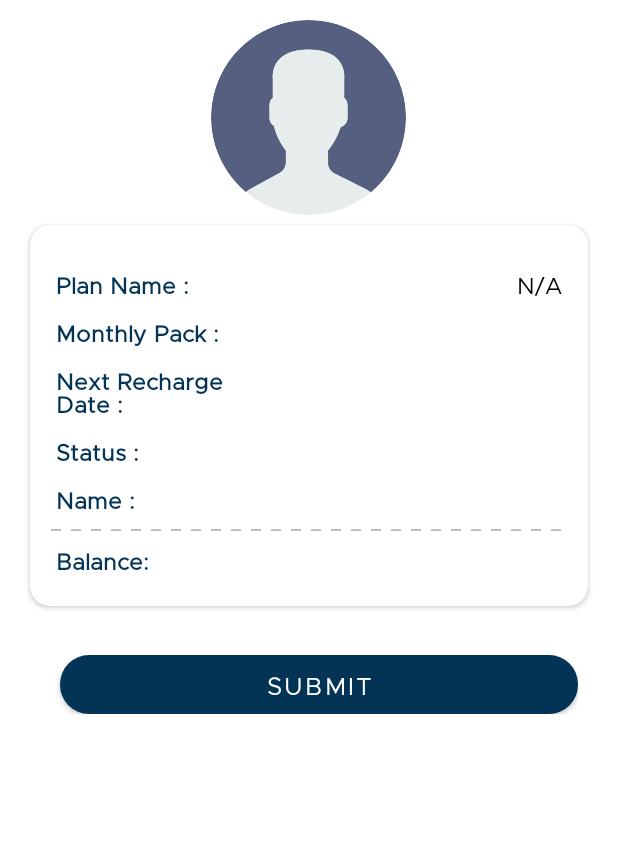
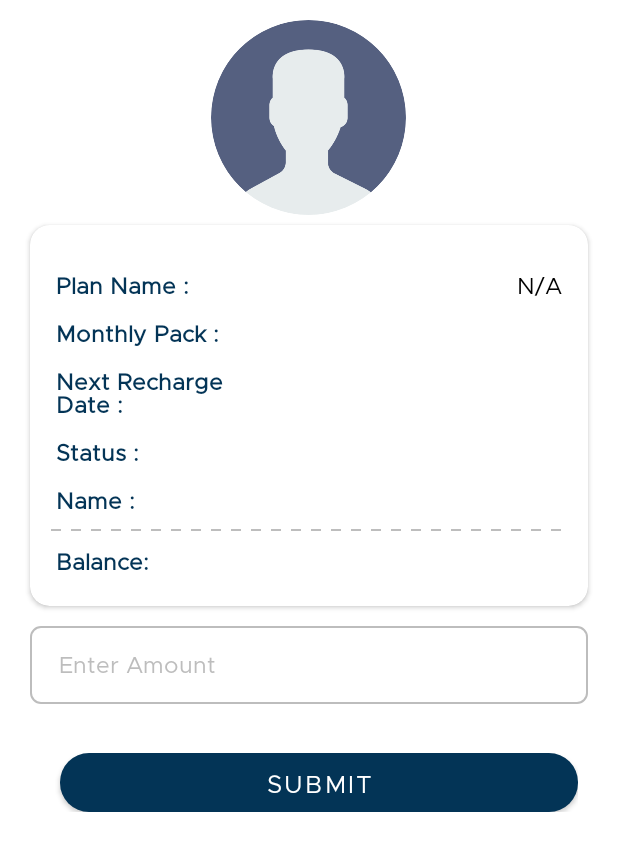
Before and after one commit to sukhgithub73073/rkv_egpay, an Android app: the layout dth_info_dailog.xml on its own in the app's theme, with its tools: preview values and no code run, on a phone screen of 412 x 824 dp. Shown: the top 851 px of the screen. Run offline under Robolectric (Android 15) with nearby library versions, the light colour scheme and no system bars; network calls fail.

Commit message:
dth activity changes added

```diff
--- a/app/src/main/res/layout/dth_info_dailog.xml
+++ b/app/src/main/res/layout/dth_info_dailog.xml
@@ -5,7 +5,7 @@
     <data>
         <variable
             name="model"
-            type="com.app.rkvmoneyrecharge.models.dth_info_model.Response" />
+            type="com.app.rkvmoneyrecharge.models.dth_info_model.Dynamic" />
 
     </data>
 
@@ -110,7 +110,7 @@
                             android:layout_width="0sp"
                             android:layout_weight="2"
                             android:layout_height="wrap_content"
-                            android:text="@{model.monthlyRecharge.toString()}"
+                            android:text="@{model.monthlyrecharge.toString()}"
 
                             android:layout_gravity="center|end"
                             android:gravity="center|end"
@@ -148,7 +148,7 @@
                             android:layout_width="0sp"
                             android:layout_weight="2"
                             android:layout_height="wrap_content"
-                            android:text="@{model.rechargedueDate.toString()}"
+                            android:text="@{model.nextrechargedate.toString()}"
                             android:layout_gravity="center|end"
                             android:gravity="center|end"
                             android:textSize="@dimen/_12ssp"
@@ -185,7 +185,7 @@
                             android:layout_width="0sp"
                             android:layout_weight="2"
                             android:layout_height="wrap_content"
-                            android:text="@{model.customerStatus.toString()}"
+                            android:text="@{model.status.toString()}"
                             android:layout_gravity="center|end"
                             android:gravity="center|end"
                             android:textSize="@dimen/_12ssp"
@@ -223,7 +223,7 @@
                             android:layout_width="0sp"
                             android:layout_weight="2"
                             android:layout_height="wrap_content"
-                            android:text="@{model.name}"
+                            android:text="@{model.customername}"
                             android:layout_gravity="center|end"
                             android:gravity="center|end"
                             android:textSize="@dimen/_12ssp"
@@ -272,7 +272,7 @@
                             android:layout_width="0sp"
                             android:layout_weight="2"
                             android:layout_height="wrap_content"
-                            android:text='@{"₹ " + model.balance}'
+                            android:text='@{"₹ " + (model.balance.equals("Not found") ? "" : model.balance)}'
                             android:layout_gravity="center|end"
                             android:gravity="center|end"
                             android:textSize="@dimen/_15ssp"
@@ -285,6 +285,36 @@
 
             </androidx.cardview.widget.CardView>
 
+
+            <LinearLayout
+                android:layout_width="match_parent"
+                android:layout_height="@dimen/_40sdp"
+                android:background="@drawable/et_bg"
+                android:orientation="horizontal"
+                android:layout_margin="@dimen/_5sdp"
+                >
+
+                <EditText
+                    android:id="@+id/et_amount"
+                    android:layout_width="0sp"
+                    android:layout_height="match_parent"
+                    android:layout_gravity="center"
+                    android:layout_weight="1"
+                    android:background="@android:color/transparent"
+                    android:drawablePadding="@dimen/_5sdp"
+                    android:hint="Enter Amount"
+                    android:imeOptions="actionDone"
+                    android:inputType="number"
+                    android:maxLength="10"
+                    android:maxLines="1"
+                    android:paddingStart="@dimen/_15sdp"
+                    android:text=""
+
+                    android:textColor="@color/black"
+                    android:textColorHint="@color/grey"
+                    android:textSize="@dimen/_12sdp" />
+
+            </LinearLayout>
 
             <LinearLayout
                 android:layout_width="match_parent"
```
Also changed, not shown: app/src/main/java/com/app/rkvmoneyrecharge/activities/recharges/DTHActivity.java (+20 -9 lines), app/src/main/java/com/app/rkvmoneyrecharge/models/dth_info_model/Dynamic.java (+83 -7 lines), app/src/main/java/com/app/rkvmoneyrecharge/models/dth_info_model/Response.java (deleted, +0 -198 lines).
